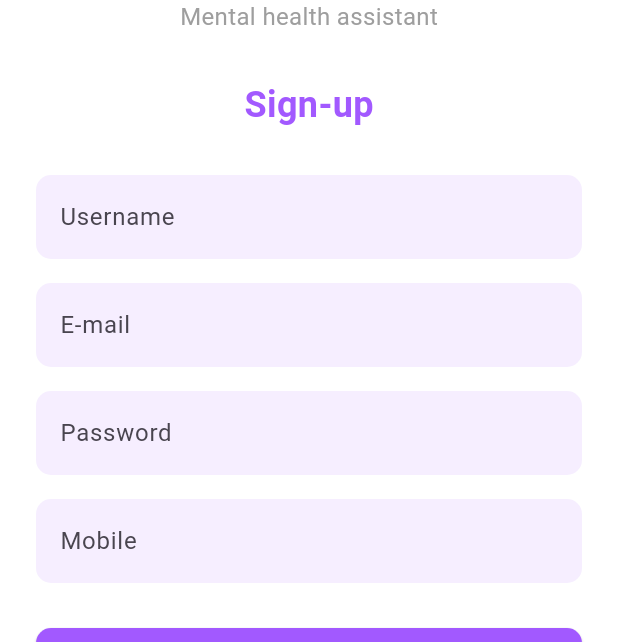
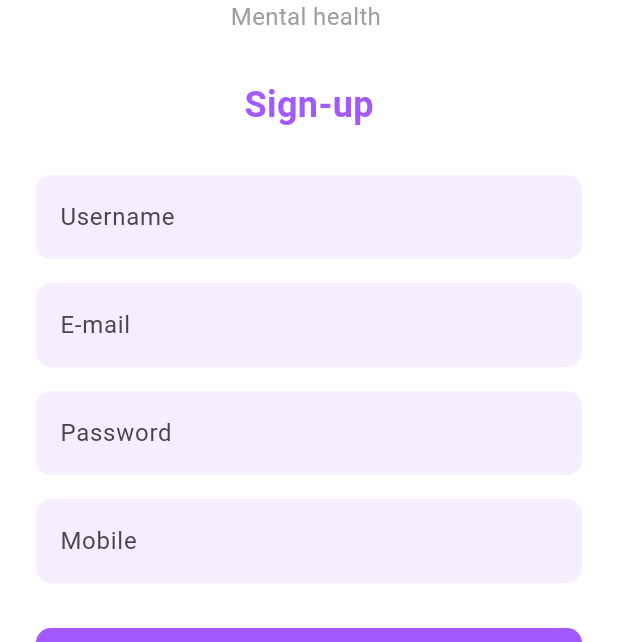
Before and after one commit to eslamnaaser454/TruYou, a Flutter app: the screen it shows after launch, on a phone screen of 412 x 824 dp, the part 320-962 px from its top. Run offline on Flutter 3.47's test engine with Material 3 defaults, Android fonts, the phone set to English and light mode, and no system bars.

Commit message:
splach screan added

```diff
--- a/truyou/lib/Login-Sginup/Sign_Up.dart
+++ b/truyou/lib/Login-Sginup/Sign_Up.dart
@@ -30,7 +30,7 @@ class SignUp extends StatelessWidget {
                   ),
                 ),
                 const Text(
-                  'Mental health assistant',
+                  'Mental health ',
                   style: TextStyle(
                     fontSize: 16,
                     color: Colors.grey,
--- /dev/null
+++ b/truyou/lib/Login-Sginup/SplashScreen.dart
@@ -0,0 +1,73 @@
+import 'package:flutter/material.dart';
+import 'package:flutter/material.dart';
+import 'package:truyou/Login-Sginup/Sign_Up.dart';
+
+class SplashScreen extends StatelessWidget {
+  const SplashScreen({
+    Key? key,
+    this.backgroundColor = const Color(0xFF9747FF), // Purple background color
+    this.logoSize = 100.0, // Adjusted size for better visibility
+  }) : super(key: key);
+
+  final Color backgroundColor;
+  final double logoSize;
+
+  @override
+  Widget build(BuildContext context) {
+    // Navigate to the login page after 3000ms
+    Future.delayed(const Duration(milliseconds: 3000), () {
+      Navigator.pushReplacement(
+        context,
+        PageRouteBuilder(
+          pageBuilder: (context, animation, secondaryAnimation) => SignUp(),
+          transitionsBuilder: (context, animation, secondaryAnimation, child) {
+            // Applying ease-in-out animation
+            const begin = Offset(1.0, 0.0); // Start from the right
+            const end = Offset.zero;
+            const curve = Curves.easeInOut;
+
+            var tween =
+                Tween(begin: begin, end: end).chain(CurveTween(curve: curve));
+            var offsetAnimation = animation.drive(tween);
+
+            return SlideTransition(position: offsetAnimation, child: child);
+          },
+        ),
+      );
+    });
+
+    return MaterialApp(
+      debugShowCheckedModeBanner: false,
+      home: Scaffold(
+        backgroundColor: backgroundColor,
+        body: Center(
+          child: Image(
+            image: AssetImage('Assets/Logo/brain(White).png'),
+            width: logoSize,
+            height: logoSize,
+            fit: BoxFit.contain,
+            color: Colors.white, // White brain puzzle icon
+          ),
+        ),
+      ),
+    );
+  }
+}
+
+// Dummy LoginPage for navigation demonstration
+class LoginPage extends StatelessWidget {
+  const LoginPage({Key? key}) : super(key: key);
+
+  @override
+  Widget build(BuildContext context) {
+    return Scaffold(
+      appBar: AppBar(title: const Text('Login')),
+      body: Center(
+        child: ElevatedButton(
+          onPressed: () {},
+          child: const Text('Login Button'),
+        ),
+      ),
+    );
+  }
+}
--- a/truyou/lib/main.dart
+++ b/truyou/lib/main.dart
@@ -1,6 +1,7 @@
 import 'package:flutter/material.dart';
 // import 'package:truyou/screens/Sign_in.dart';
 import 'package:truyou/Login-Sginup/Sign_up.dart';
+import 'package:truyou/Login-Sginup/SplashScreen.dart';
 
 void main() {
   runApp(const TruYouApp());
@@ -13,7 +14,7 @@ class TruYouApp extends StatelessWidget {
   Widget build(BuildContext context) {
     return const MaterialApp(
       debugShowCheckedModeBanner: false, // Removes the debug banner
-      home: SignUp(), // Wraps the SignUp widget in MaterialApp
+      home: SplashScreen(), // Wraps the SignUp widget in MaterialApp
     );
   }
 }
```
Also changed, not shown: truyou/Assets/Logo/brain(White).png (added).
